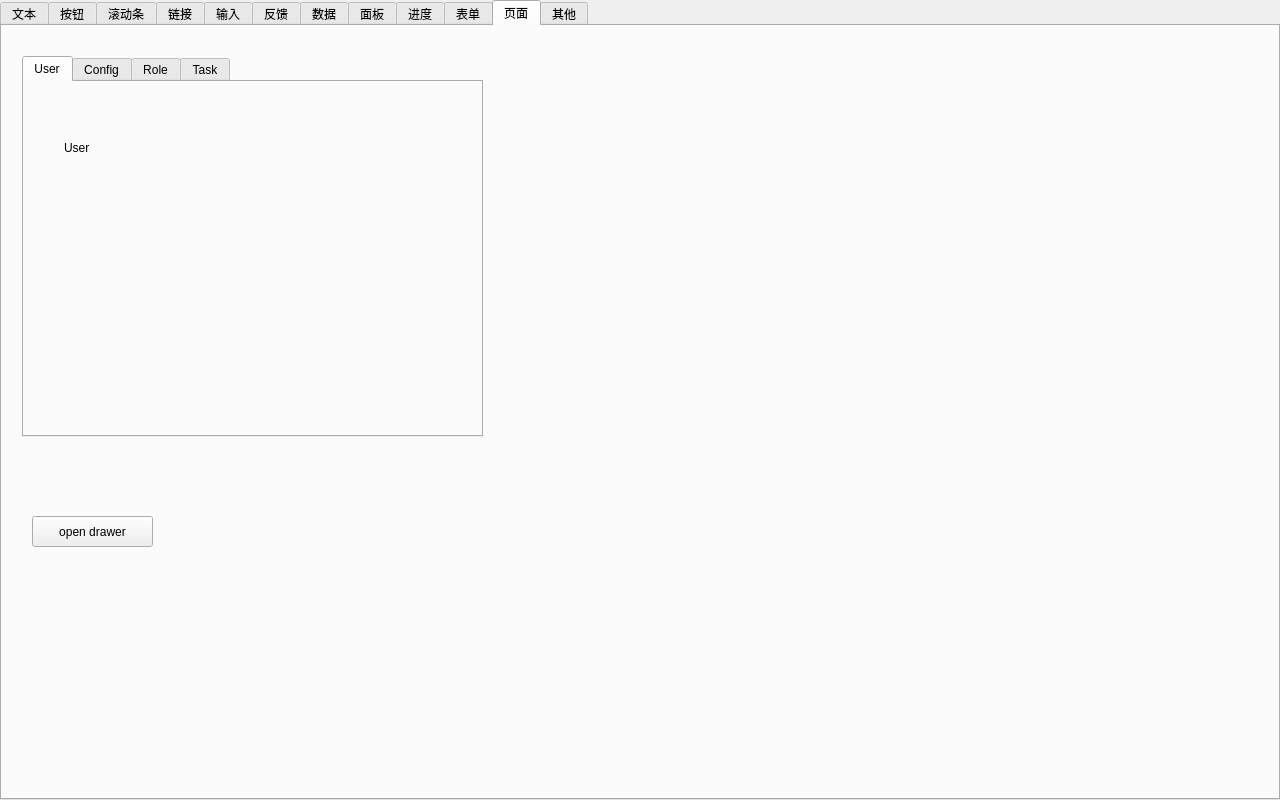
First picture: the form in example/example.ui, repository yyx-dev/qt-element-ui, before the edit.
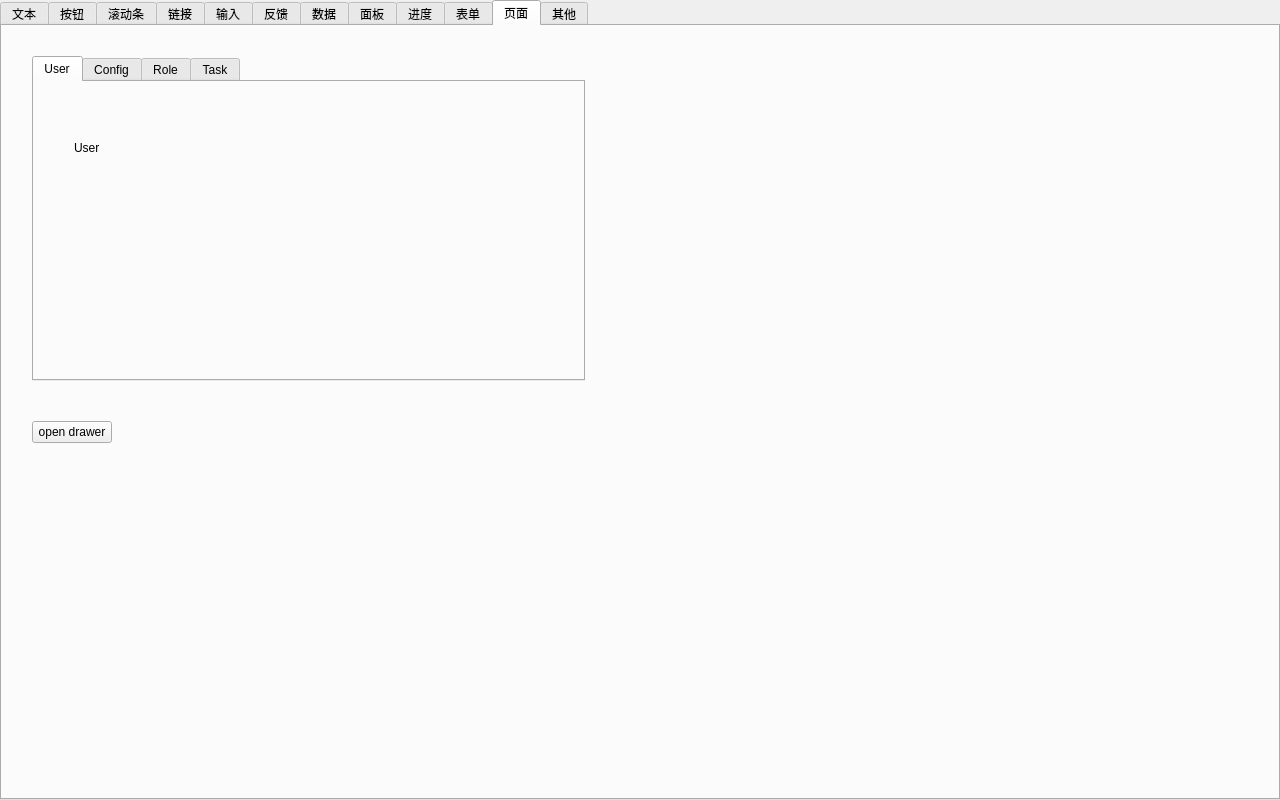
Second picture: the form after the edit. The open tabs and pages were chosen to show the change. Custom widgets are drawn as their Qt base class.

Diff of the .ui file:
```diff
--- a/example/example.ui
+++ b/example/example.ui
@@ -2415,15 +2415,34 @@
        <attribute name="title">
         <string>页面</string>
        </attribute>
+       <layout class="QVBoxLayout" name="verticalLayout_9">
+        <property name="spacing">
+         <number>0</number>
+        </property>
+        <property name="leftMargin">
+         <number>30</number>
+        </property>
+        <property name="topMargin">
+         <number>30</number>
+        </property>
+        <property name="rightMargin">
+         <number>30</number>
+        </property>
+        <property name="bottomMargin">
+         <number>30</number>
+        </property>
+        <item>
+         <layout class="QVBoxLayout" name="verticalLayout_8">
+          <property name="spacing">
+           <number>40</number>
+          </property>
+          <item>
+           <layout class="QHBoxLayout" name="horizontalLayout_15" stretch="6,4,6">
+            <property name="spacing">
+             <number>50</number>
+            </property>
+            <item>
        <widget class="Element::Tabs" name="tabs">
-        <property name="geometry">
-         <rect>
-          <x>20</x>
-          <y>30</y>
-          <width>461</width>
-          <height>381</height>
-         </rect>
-        </property>
         <property name="currentIndex">
          <number>0</number>
         </property>
@@ -2500,49 +2519,118 @@
          </widget>
         </widget>
        </widget>
-       <widget class="Element::Button" name="button_64">
-        <property name="geometry">
-         <rect>
-          <x>30</x>
-          <y>490</y>
-          <width>121</width>
-          <height>31</height>
-         </rect>
-        </property>
-        <property name="text">
-         <string>open drawer</string>
-        </property>
-       </widget>
-       <widget class="Element::Progress" name="progress_1" native="true">
-        <property name="geometry">
-         <rect>
-          <x>500</x>
-          <y>30</y>
-          <width>500</width>
-          <height>30</height>
-         </rect>
-        </property>
-       </widget>
+            </item>
+            <item>
+             <spacer name="horizontalSpacer_18">
+              <property name="orientation">
+               <enum>Qt::Horizontal</enum>
+              </property>
+              <property name="sizeType">
+               <enum>QSizePolicy::Fixed</enum>
+              </property>
+              <property name="sizeHint" stdset="0">
+               <size>
+                <width>60</width>
+                <height>20</height>
+               </size>
+              </property>
+             </spacer>
+            </item>
+            <item>
+             <layout class="QVBoxLayout" name="verticalLayout_7" stretch="1,6,0">
+              <property name="spacing">
+               <number>20</number>
+              </property>
+              <item>
+               <widget class="Element::Progress" name="progress_1" native="true"/>
+              </item>
+              <item>
+               <layout class="QHBoxLayout" name="horizontalLayout_14">
+                <property name="spacing">
+                 <number>30</number>
+                </property>
+                <item>
        <widget class="Element::Progress" name="progress_2" native="true">
-        <property name="geometry">
-         <rect>
-          <x>500</x>
-          <y>90</y>
+                  <property name="minimumSize">
+                   <size>
           <width>200</width>
           <height>150</height>
-         </rect>
-        </property>
-       </widget>
+                   </size>
+                  </property>
+                 </widget>
+                </item>
+                <item>
        <widget class="Element::Progress" name="progress_3" native="true">
-        <property name="geometry">
-         <rect>
-          <x>730</x>
-          <y>90</y>
+                  <property name="minimumSize">
+                   <size>
           <width>200</width>
           <height>150</height>
-         </rect>
-        </property>
-       </widget>
+                   </size>
+                  </property>
+                 </widget>
+                </item>
+               </layout>
+              </item>
+              <item>
+               <spacer name="verticalSpacer_8">
+                <property name="orientation">
+                 <enum>Qt::Vertical</enum>
+                </property>
+                <property name="sizeType">
+                 <enum>QSizePolicy::Fixed</enum>
+                </property>
+                <property name="sizeHint" stdset="0">
+                 <size>
+                  <width>20</width>
+                  <height>40</height>
+                 </size>
+                </property>
+               </spacer>
+              </item>
+             </layout>
+            </item>
+           </layout>
+          </item>
+          <item>
+           <layout class="QHBoxLayout" name="horizontalLayout_16">
+            <item>
+             <widget class="Element::Button" name="button_64">
+              <property name="text">
+               <string>open drawer</string>
+              </property>
+             </widget>
+            </item>
+            <item>
+             <spacer name="horizontalSpacer_17">
+              <property name="orientation">
+               <enum>Qt::Horizontal</enum>
+              </property>
+              <property name="sizeHint" stdset="0">
+               <size>
+                <width>40</width>
+                <height>20</height>
+               </size>
+              </property>
+             </spacer>
+            </item>
+           </layout>
+          </item>
+          <item>
+           <spacer name="verticalSpacer_9">
+            <property name="orientation">
+             <enum>Qt::Vertical</enum>
+            </property>
+            <property name="sizeHint" stdset="0">
+             <size>
+              <width>20</width>
+              <height>40</height>
+             </size>
+            </property>
+           </spacer>
+          </item>
+         </layout>
+        </item>
+       </layout>
       </widget>
       <widget class="QWidget" name="tab_11">
        <attribute name="title">
```
Left out of the diff: 2 changed lines with no effect on the pictures. Lines whose indentation alone changed are shown as unchanged.
